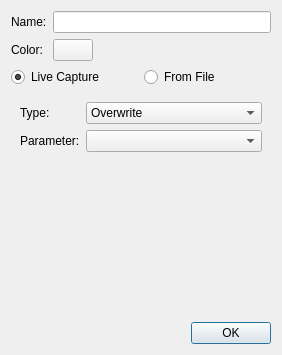
This is Software/PC_Application/Traces/traceeditdialog.ui in jankae/LibreVNA as Qt 5 draws it before an edit. The edited form follows.
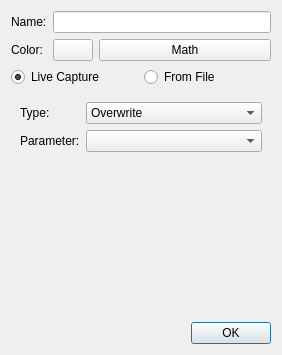
This is the edited form. Custom widgets are drawn as their Qt base class.

Commit message: Preparations for math functions on traces

The edit to the form file:
```diff
--- a/Software/PC_Application/Traces/traceeditdialog.ui
+++ b/Software/PC_Application/Traces/traceeditdialog.ui
@@ -37,6 +37,8 @@
       </widget>
      </item>
      <item row="1" column="1">
+      <layout class="QHBoxLayout" name="horizontalLayout_3">
+       <item>
       <widget class="ColorPickerButton" name="color">
        <property name="sizePolicy">
         <sizepolicy hsizetype="Fixed" vsizetype="Fixed">
@@ -48,6 +50,15 @@
         <string/>
        </property>
       </widget>
+       </item>
+       <item>
+        <widget class="QPushButton" name="mathSetup">
+         <property name="text">
+          <string>Math</string>
+         </property>
+        </widget>
+       </item>
+      </layout>
      </item>
     </layout>
    </item>
```
Lines whose indentation alone changed are shown as unchanged. The commit also changes 20 other files.
